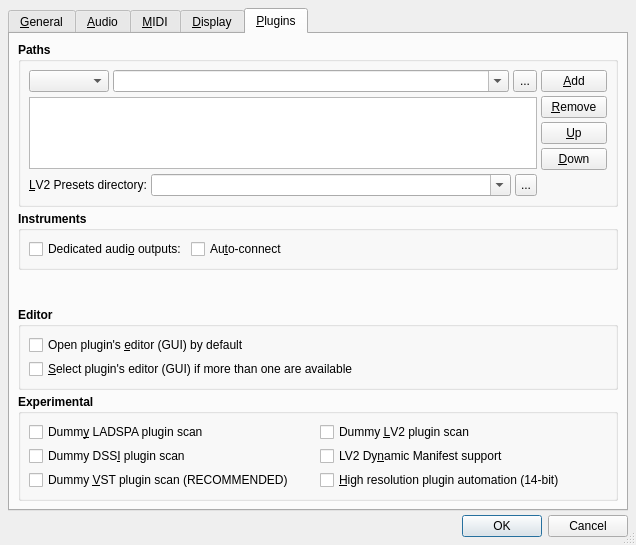
Qt form src/qtractorOptionsForm.ui (rncbc/qtractor) before a commit.
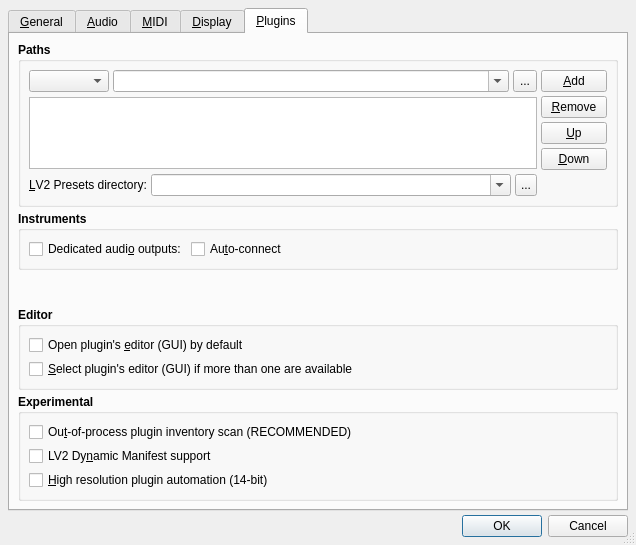
The same form after that commit. The open tabs and pages were chosen to show the change. Icons and pictures are not drawn. Custom widgets are drawn as their Qt base class.

Commit message: - New out-of-process plug-in inventory scan and cache option,   replacing the old (aka. dummy) VST plug-in scan option and   extending its function to all other plug-in types: LADSPA,   DSSI and also LV2 (cache only). (EXPERIMENTAL)

Diff of the .ui file:
```diff
--- a/src/qtractorOptionsForm.ui
+++ b/src/qtractorOptionsForm.ui
@@ -3608,8 +3608,8 @@
           <property name="spacing">
            <number>4</number>
           </property>
-          <item row="0" column="0">
-           <widget class="QCheckBox" name="DummyLadspaScanCheckBox">
+          <item row="0" column="0" colspan="3">
+           <widget class="QCheckBox" name="DummyPluginScanCheckBox">
             <property name="font">
              <font>
               <weight>50</weight>
@@ -3620,59 +3620,11 @@
              <string>Whether to use out-of-process scanning for LADSPA plugins</string>
             </property>
             <property name="text">
-             <string>Dumm&amp;y LADSPA plugin scan</string>
+             <string>Ou&amp;t-of-process plugin inventory scan (RECOMMENDED)</string>
             </property>
            </widget>
           </item>
-          <item row="1" column="0">
-           <widget class="QCheckBox" name="DummyDssiScanCheckBox">
-            <property name="font">
-             <font>
-              <weight>50</weight>
-              <bold>false</bold>
-             </font>
-            </property>
-            <property name="toolTip">
-             <string>Whether to use out-of-process scanning for DSSI plugins</string>
-            </property>
-            <property name="text">
-             <string>Dummy DSS&amp;I plugin scan</string>
-            </property>
-           </widget>
-          </item>
-          <item row="2" column="0">
-           <widget class="QCheckBox" name="DummyVstScanCheckBox">
-            <property name="font">
-             <font>
-              <weight>50</weight>
-              <bold>false</bold>
-             </font>
-            </property>
-            <property name="toolTip">
-             <string>Whether to use out-of-process scanning for VST plugins</string>
-            </property>
-            <property name="text">
-             <string>Dummy &amp;VST plugin scan (RECOMMENDED)</string>
-            </property>
-           </widget>
-          </item>
-          <item row="0" column="2">
-           <widget class="QCheckBox" name="DummyLv2ScanCheckBox">
-            <property name="font">
-             <font>
-              <weight>50</weight>
-              <bold>false</bold>
-             </font>
-            </property>
-            <property name="toolTip">
-             <string>Whether to use out-of-process scanning for LV2 plugins</string>
-            </property>
-            <property name="text">
-             <string>Dummy &amp;LV2 plugin scan</string>
-            </property>
-           </widget>
-          </item>
-          <item row="1" column="2">
+          <item row="1" column="0" colspan="3">
            <widget class="QCheckBox" name="Lv2DynManifestCheckBox">
             <property name="font">
              <font>
@@ -3688,7 +3640,7 @@
             </property>
            </widget>
           </item>
-          <item row="2" column="2">
+          <item row="2" column="0" colspan="3">
            <widget class="QCheckBox" name="SaveCurve14bitCheckBox">
             <property name="font">
              <font>
```
Left out of the diff: 7 changed lines with no effect on the pictures. The commit also changes 13 other files.
